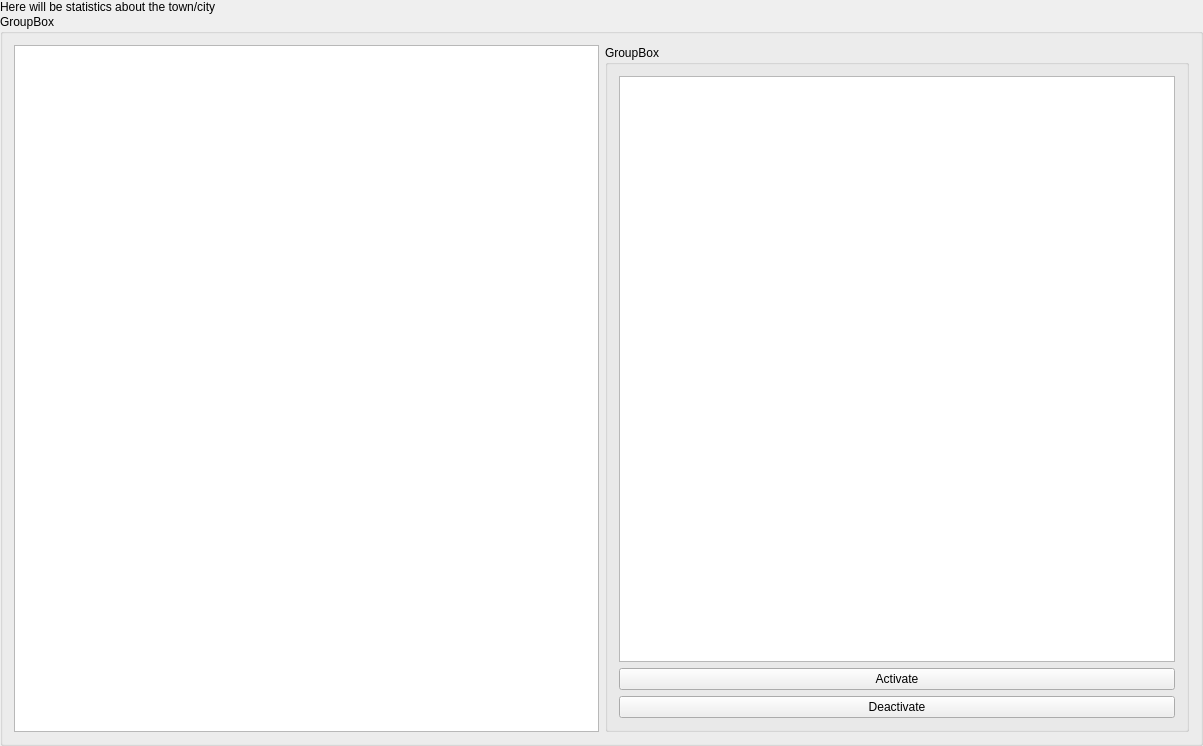
The window that src/mainwindow.ui (kokhnovich/PaperTown) describes before a commit, drawn with Qt 5.
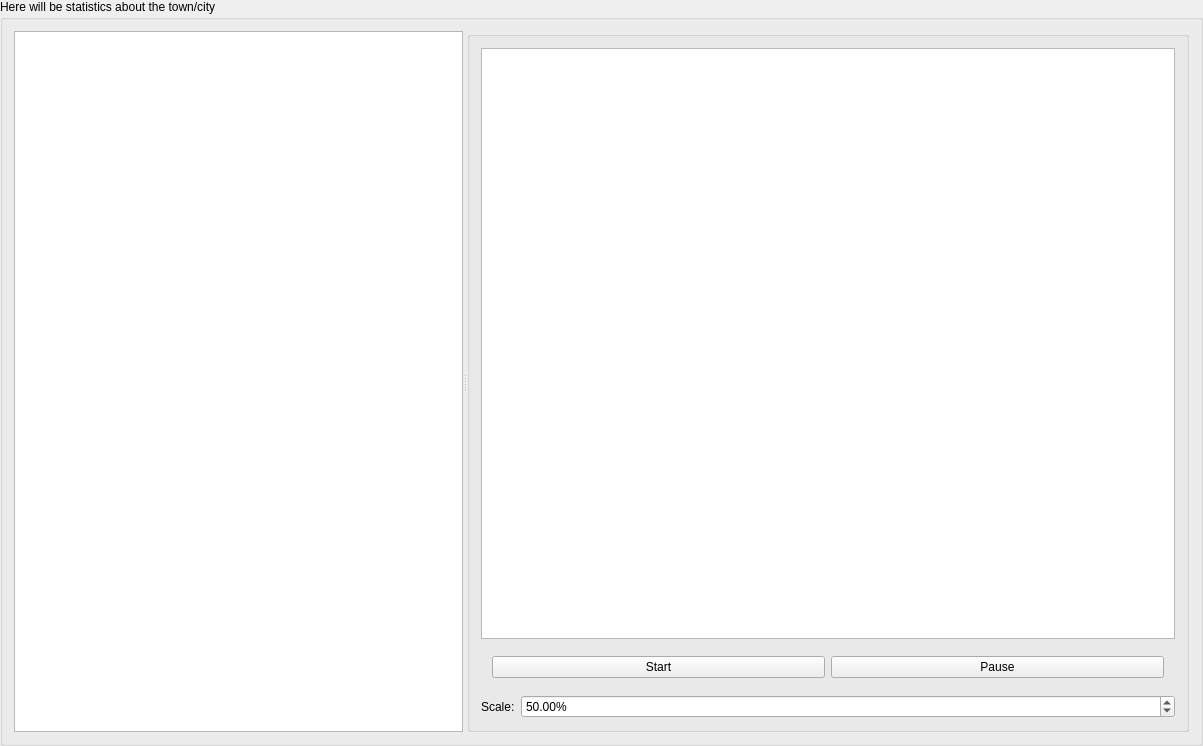
The same window after the commit. Icons and pictures are not drawn. Custom widgets are drawn as their Qt base class.

Patch:
```diff
--- a/src/mainwindow.ui
+++ b/src/mainwindow.ui
@@ -36,6 +36,12 @@
     </property>
     <item>
      <widget class="QLabel" name="label">
+      <property name="sizePolicy">
+       <sizepolicy hsizetype="Preferred" vsizetype="Maximum">
+        <horstretch>0</horstretch>
+        <verstretch>0</verstretch>
+       </sizepolicy>
+      </property>
       <property name="text">
        <string>Here will be statistics about the town/city</string>
       </property>
@@ -44,11 +50,15 @@
     <item>
      <widget class="QGroupBox" name="groupBox">
       <property name="title">
-       <string>GroupBox</string>
+       <string/>
       </property>
       <layout class="QHBoxLayout" name="horizontalLayout">
        <item>
-        <widget class="QGraphicsView" name="graphicsView">
+        <widget class="QSplitter" name="splitter">
+         <property name="orientation">
+          <enum>Qt::Horizontal</enum>
+         </property>
+         <widget class="GameView" name="graphicsView">
          <property name="maximumSize">
           <size>
            <width>16777215</width>
@@ -56,11 +66,9 @@
           </size>
          </property>
         </widget>
-       </item>
-       <item>
         <widget class="QGroupBox" name="groupBox_2">
          <property name="title">
-          <string>GroupBox</string>
+           <string/>
          </property>
          <layout class="QVBoxLayout" name="verticalLayout_2">
           <item>
@@ -77,26 +85,92 @@
               <height>128</height>
              </size>
             </property>
+             <property name="resizeMode">
+              <enum>QListView::Adjust</enum>
+             </property>
             <property name="viewMode">
              <enum>QListView::IconMode</enum>
             </property>
            </widget>
           </item>
           <item>
-           <widget class="QPushButton" name="activateBtn">
+            <widget class="QWidget" name="widget_2" native="true">
+             <layout class="QHBoxLayout" name="horizontalLayout_4">
+              <item>
+               <widget class="QPushButton" name="startBtn">
             <property name="text">
-             <string>Activate</string>
+                 <string>Start</string>
             </property>
            </widget>
           </item>
           <item>
-           <widget class="QPushButton" name="deactivateBtn">
+               <widget class="QPushButton" name="pauseBtn">
+                <property name="enabled">
+                 <bool>true</bool>
+                </property>
             <property name="text">
-             <string>Deactivate</string>
+                 <string>Pause</string>
             </property>
            </widget>
           </item>
          </layout>
+            </widget>
+           </item>
+           <item>
+            <widget class="QWidget" name="widget" native="true">
+             <layout class="QHBoxLayout" name="horizontalLayout_3">
+              <property name="leftMargin">
+               <number>0</number>
+              </property>
+              <property name="topMargin">
+               <number>0</number>
+              </property>
+              <property name="rightMargin">
+               <number>0</number>
+              </property>
+              <property name="bottomMargin">
+               <number>0</number>
+              </property>
+              <item>
+               <widget class="QLabel" name="label_2">
+                <property name="sizePolicy">
+                 <sizepolicy hsizetype="Maximum" vsizetype="Preferred">
+                  <horstretch>0</horstretch>
+                  <verstretch>0</verstretch>
+                 </sizepolicy>
+                </property>
+                <property name="text">
+                 <string>Scale:</string>
+                </property>
+               </widget>
+              </item>
+              <item>
+               <widget class="QDoubleSpinBox" name="doubleSpinBox">
+                <property name="sizePolicy">
+                 <sizepolicy hsizetype="Minimum" vsizetype="Fixed">
+                  <horstretch>0</horstretch>
+                  <verstretch>0</verstretch>
+                 </sizepolicy>
+                </property>
+                <property name="suffix">
+                 <string>%</string>
+                </property>
+                <property name="minimum">
+                 <double>20.000000000000000</double>
+                </property>
+                <property name="maximum">
+                 <double>100.000000000000000</double>
+                </property>
+                <property name="value">
+                 <double>50.000000000000000</double>
+                </property>
+               </widget>
+              </item>
+             </layout>
+            </widget>
+           </item>
+          </layout>
+         </widget>
         </widget>
        </item>
       </layout>
@@ -106,6 +180,13 @@
   </widget>
  </widget>
  <layoutdefault spacing="6" margin="11"/>
+ <customwidgets>
+  <customwidget>
+   <class>GameView</class>
+   <extends>QGraphicsView</extends>
+   <header>scene/gamescene.h</header>
+  </customwidget>
+ </customwidgets>
  <resources>
   <include location="img.qrc"/>
  </resources>
```
Lines whose indentation alone changed are shown as unchanged.
